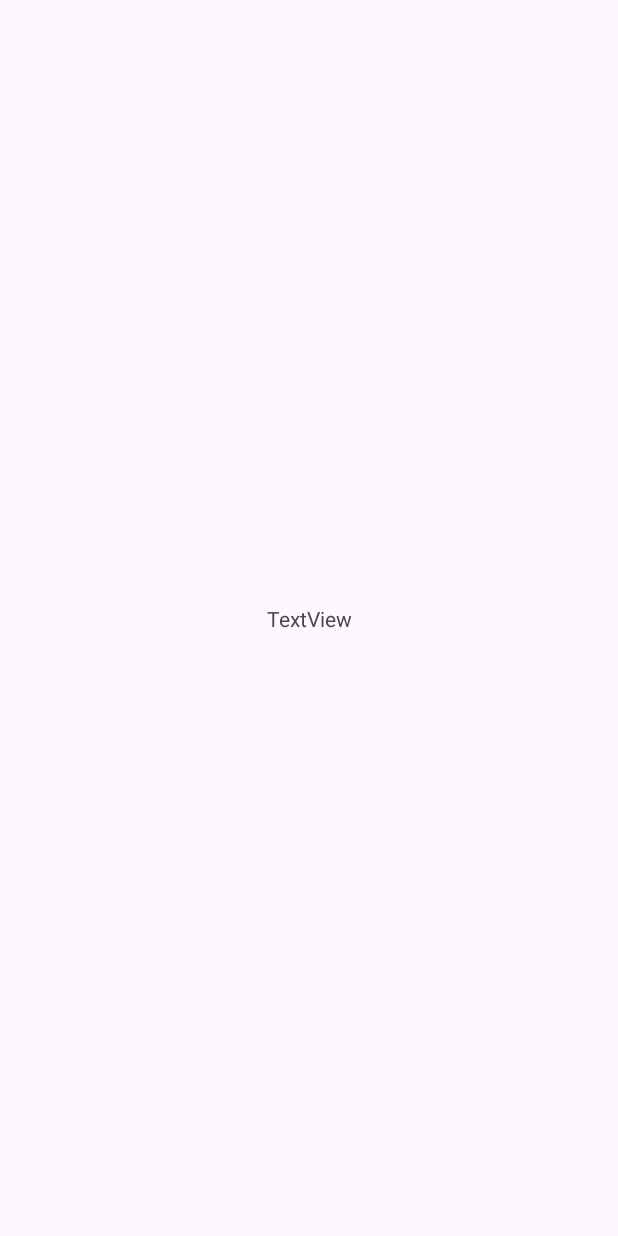
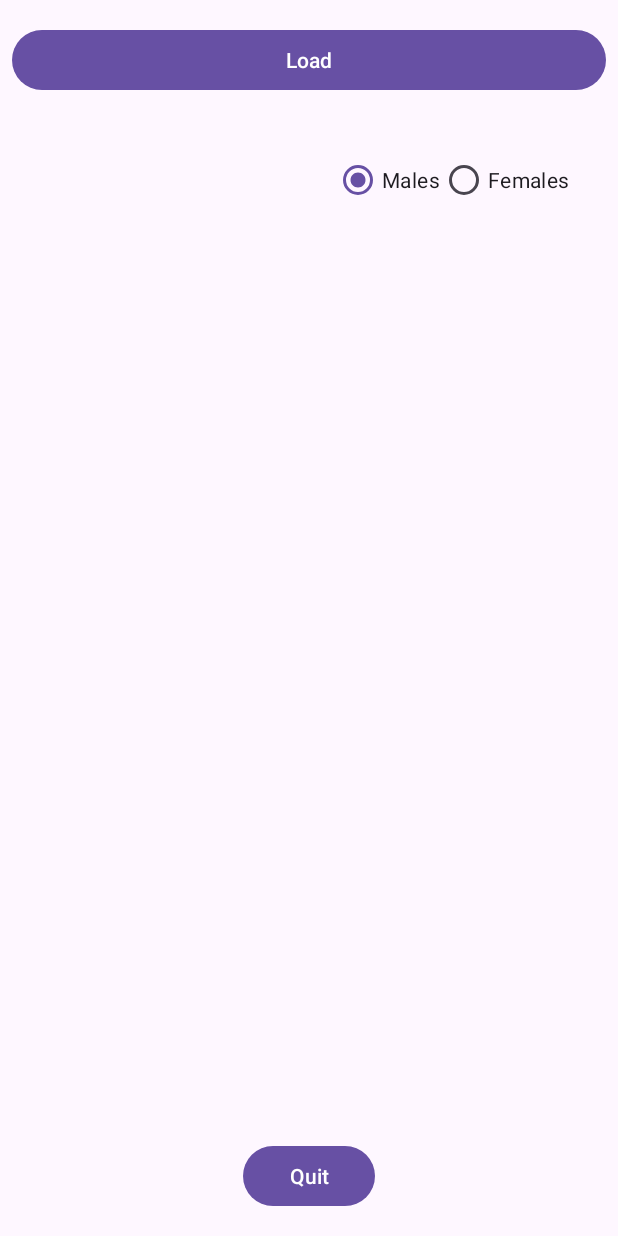
Before and after one commit to Abdelilah-Falih/MiniProjet, an Android app: the screen it shows after launch (MainActivity), on a phone screen of 412 x 824 dp. Before the commit the screen is almost empty. Run offline under Robolectric (Android 15) with nearby library versions, the phone set to English and light mode, and no system bars.

Commit message:
Ex01 :  ->create layout with views  ->check the gender of user  ->read from json file  ->show users information by category(gender)

```diff
--- a/app/src/main/res/layout/activity_main.xml
+++ b/app/src/main/res/layout/activity_main.xml
@@ -6,13 +6,50 @@
     android:layout_height="match_parent"
     tools:context=".MainActivity">
 
-    <TextView
-        android:id="@+id/textView2"
+    <Button
+        android:id="@+id/btn_load_users"
+        android:layout_width="0dp"
+        android:layout_height="wrap_content"
+        android:layout_marginStart="8dp"
+        android:layout_marginTop="16dp"
+        android:layout_marginEnd="8dp"
+        android:text="Load"
+        app:layout_constraintEnd_toEndOf="parent"
+        app:layout_constraintHorizontal_bias="1.0"
+        app:layout_constraintStart_toStartOf="parent"
+        app:layout_constraintTop_toTopOf="parent" />
+
+    <RadioGroup
         android:layout_width="wrap_content"
         android:layout_height="wrap_content"
-        android:text="TextView"
+        android:layout_marginTop="32dp"
+        android:layout_marginEnd="32dp"
+        android:orientation="horizontal"
+        app:layout_constraintEnd_toEndOf="parent"
+        app:layout_constraintTop_toBottomOf="@+id/btn_load_users">
+
+        <RadioButton
+            android:id="@+id/rb_male"
+            android:layout_width="match_parent"
+            android:layout_height="wrap_content"
+            android:checked="true"
+            android:text="Males" />
+
+        <RadioButton
+            android:id="@+id/rb_fmale"
+            android:layout_width="match_parent"
+            android:layout_height="wrap_content"
+            android:text="Females" />
+    </RadioGroup>
+
+    <Button
+        android:id="@+id/button2"
+        android:layout_width="wrap_content"
+        android:layout_height="wrap_content"
+        android:layout_marginBottom="16dp"
+        android:text="Quit"
         app:layout_constraintBottom_toBottomOf="parent"
         app:layout_constraintEnd_toEndOf="parent"
-        app:layout_constraintStart_toStartOf="parent"
-        app:layout_constraintTop_toTopOf="parent" />
+        app:layout_constraintStart_toStartOf="parent" />
+
 </androidx.constraintlayout.widget.ConstraintLayout>
```
Also changed, not shown: app/src/main/java/com/example/myapplication/MainActivity.java (+68 -0 lines).
